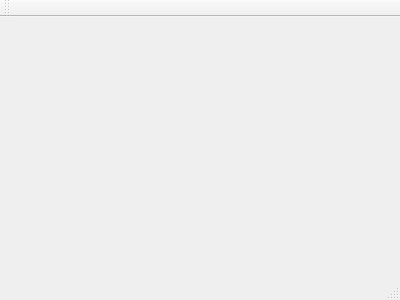
The window that UnitFunctionTest/unit_function_test_window.ui (Choi-SeokHeum/Application) describes before a commit, drawn with Qt 5.
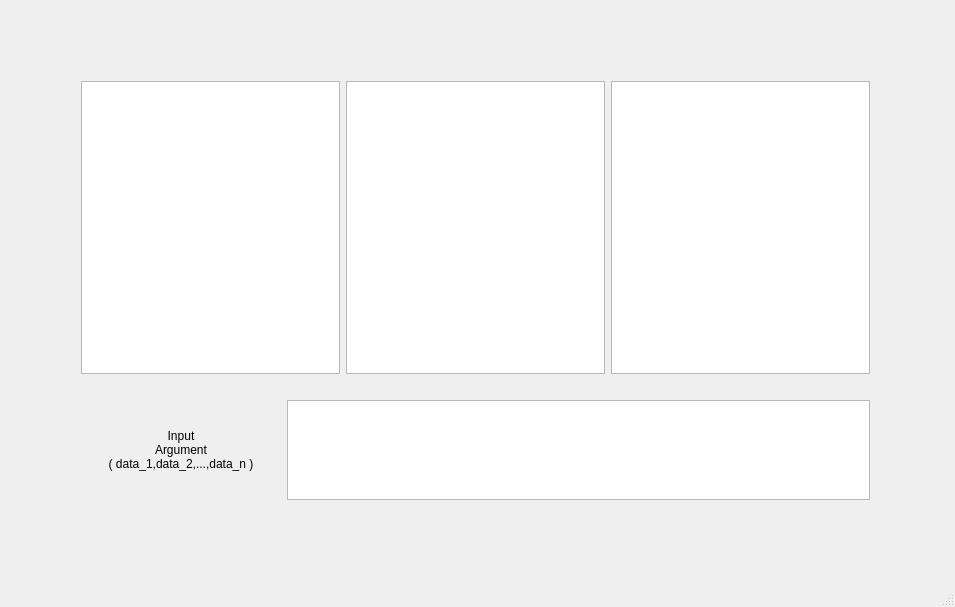
The same window after the commit.

Commit message: [unit_function_test] add file_search_manager function

Diff of the .ui file:
```diff
--- a/UnitFunctionTest/unit_function_test_window.ui
+++ b/UnitFunctionTest/unit_function_test_window.ui
@@ -1,24 +1,136 @@
 <ui version="4.0">
  <class>UnitFunctionTest</class>
- <widget class="QMainWindow" name="UnitFunctionTest" >
-  <property name="geometry" >
+ <widget class="QMainWindow" name="UnitFunctionTest">
+  <property name="geometry">
    <rect>
     <x>0</x>
     <y>0</y>
-    <width>400</width>
-    <height>300</height>
+    <width>955</width>
+    <height>607</height>
    </rect>
   </property>
   <property name="windowTitle" >
    <string>UnitFunctionTest</string>
   </property>
-  <widget class="QMenuBar" name="menuBar" />
-  <widget class="QToolBar" name="mainToolBar" />
-  <widget class="QWidget" name="centralWidget" />
-  <widget class="QStatusBar" name="statusBar" />
+  <widget class="QWidget" name="centralWidget">
+   <property name="minimumSize">
+    <size>
+     <width>818</width>
+     <height>0</height>
+    </size>
+   </property>
+   <widget class="QWidget" name="verticalLayoutWidget">
+    <property name="geometry">
+     <rect>
+      <x>70</x>
+      <y>70</y>
+      <width>811</width>
+      <height>441</height>
+     </rect>
+    </property>
+    <layout class="QVBoxLayout" name="verticalLayout">
+     <property name="sizeConstraint">
+      <enum>QLayout::SetMaximumSize</enum>
+     </property>
+     <item>
+      <layout class="QHBoxLayout" name="horizontalLayout">
+       <item>
+        <widget class="QListView" name="listView">
+         <property name="sizePolicy">
+          <sizepolicy hsizetype="Expanding" vsizetype="Expanding">
+           <horstretch>0</horstretch>
+           <verstretch>0</verstretch>
+          </sizepolicy>
+         </property>
+        </widget>
+       </item>
+       <item>
+        <widget class="QListView" name="listView_2"/>
+       </item>
+       <item>
+        <widget class="QListView" name="listView_3">
+         <property name="minimumSize">
+          <size>
+           <width>0</width>
+           <height>100</height>
+          </size>
+         </property>
+         <property name="sizeIncrement">
+          <size>
+           <width>0</width>
+           <height>200</height>
+          </size>
+         </property>
+        </widget>
+       </item>
+      </layout>
+     </item>
+     <item>
+      <spacer name="horizontalSpacer">
+       <property name="orientation">
+        <enum>Qt::Horizontal</enum>
+       </property>
+       <property name="sizeHint" stdset="0">
+        <size>
+         <width>40</width>
+         <height>20</height>
+        </size>
+       </property>
+      </spacer>
+     </item>
+     <item>
+      <layout class="QHBoxLayout" name="horizontalLayout_2">
+       <property name="sizeConstraint">
+        <enum>QLayout::SetMinAndMaxSize</enum>
+       </property>
+       <item alignment="Qt::AlignHCenter">
+        <widget class="QLabel" name="label">
+         <property name="sizePolicy">
+          <sizepolicy hsizetype="Preferred" vsizetype="Preferred">
+           <horstretch>0</horstretch>
+           <verstretch>0</verstretch>
+          </sizepolicy>
+         </property>
+         <property name="minimumSize">
+          <size>
+           <width>200</width>
+           <height>0</height>
+          </size>
+         </property>
+         <property name="text">
+          <string>Input
+Argument
+( data_1,data_2,...,data_n )</string>
+         </property>
+         <property name="alignment">
+          <set>Qt::AlignCenter</set>
+         </property>
+        </widget>
+       </item>
+       <item>
+        <widget class="QTextEdit" name="textEdit">
+         <property name="minimumSize">
+          <size>
+           <width>0</width>
+           <height>100</height>
+          </size>
+         </property>
+         <property name="maximumSize">
+          <size>
+           <width>16777215</width>
+           <height>100</height>
+          </size>
+         </property>
+        </widget>
+       </item>
+      </layout>
+     </item>
+    </layout>
+   </widget>
+  </widget>
+  <widget class="QStatusBar" name="statusBar"/>
  </widget>
- <layoutDefault spacing="6" margin="11" />
- <pixmapfunction></pixmapfunction>
+ <layoutdefault spacing="6" margin="11"/>
  <resources/>
  <connections/>
 </ui>
```
Left out of the diff: 3 changed lines with no effect on the pictures. The commit also changes 13 other files.
